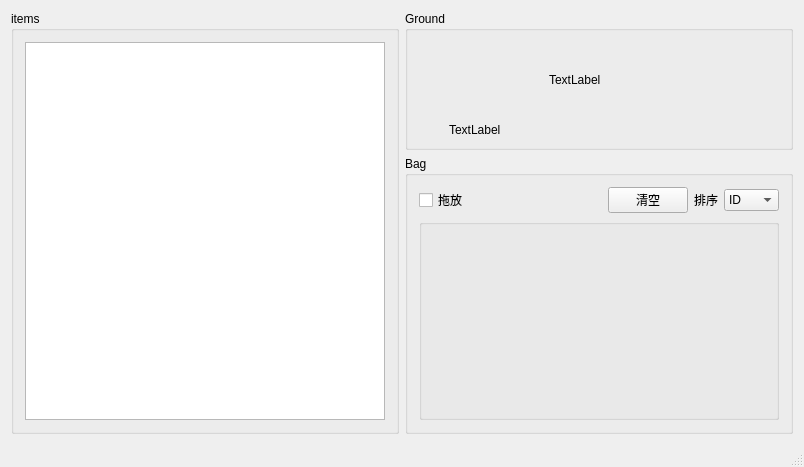
Old version of the form ui/mainwindow.ui in the repository beiklive/Simple-Inventory.
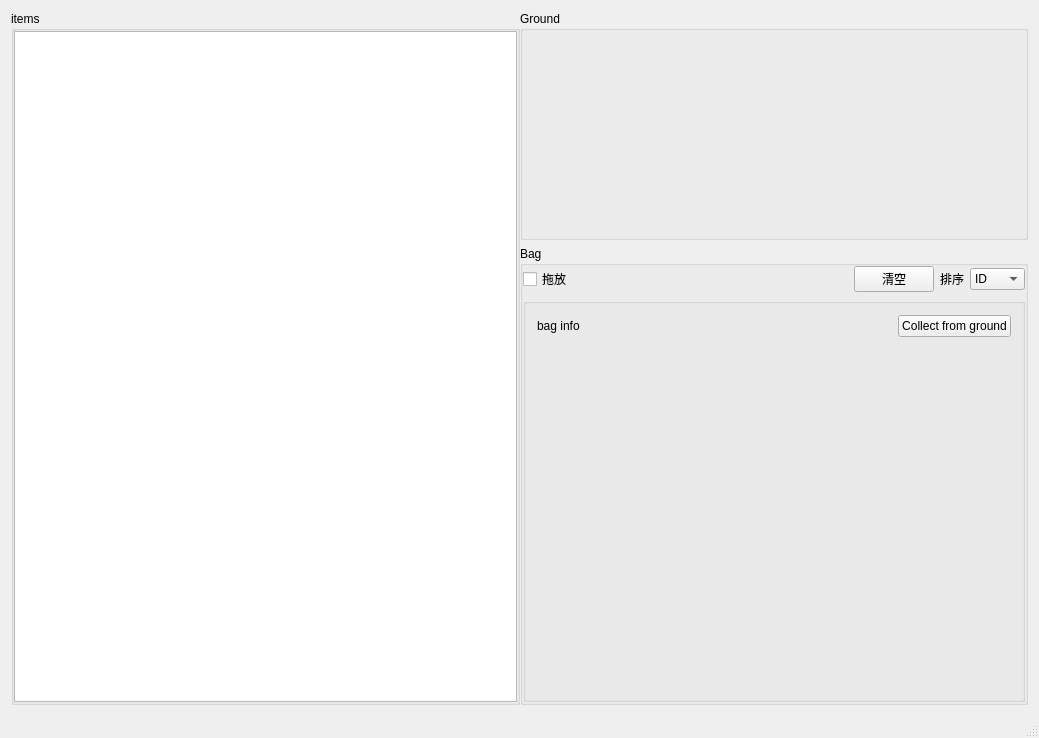
New version of the form. Custom widgets are drawn as their Qt base class.

```diff
--- a/ui/mainwindow.ui
+++ b/ui/mainwindow.ui
@@ -6,8 +6,8 @@
    <rect>
     <x>0</x>
     <y>0</y>
-    <width>804</width>
-    <height>467</height>
+    <width>1039</width>
+    <height>738</height>
    </rect>
   </property>
   <property name="windowTitle">
@@ -17,12 +17,30 @@
    <layout class="QGridLayout" name="gridLayout">
     <item row="0" column="0">
      <layout class="QHBoxLayout" name="horizontalLayout">
+      <property name="spacing">
+       <number>0</number>
+      </property>
       <item>
        <widget class="QGroupBox" name="groupBox">
         <property name="title">
          <string>items</string>
         </property>
         <layout class="QGridLayout" name="gridLayout_2">
+         <property name="leftMargin">
+          <number>0</number>
+         </property>
+         <property name="topMargin">
+          <number>0</number>
+         </property>
+         <property name="rightMargin">
+          <number>0</number>
+         </property>
+         <property name="bottomMargin">
+          <number>0</number>
+         </property>
+         <property name="spacing">
+          <number>0</number>
+         </property>
          <item row="0" column="0">
           <widget class="MyTableWidget" name="tableWidget">
            <property name="editTriggers">
@@ -53,35 +71,23 @@
            <string>Ground</string>
           </property>
           <layout class="QGridLayout" name="gridLayout_4">
+           <property name="leftMargin">
+            <number>0</number>
+           </property>
+           <property name="topMargin">
+            <number>0</number>
+           </property>
+           <property name="rightMargin">
+            <number>0</number>
+           </property>
+           <property name="bottomMargin">
+            <number>0</number>
+           </property>
+           <property name="spacing">
+            <number>0</number>
+           </property>
            <item row="0" column="0">
-            <widget class="QWidget" name="ground" native="true">
-             <widget class="QLabel" name="name_label">
-              <property name="geometry">
-               <rect>
-                <x>130</x>
-                <y>30</y>
-                <width>54</width>
-                <height>16</height>
-               </rect>
-              </property>
-              <property name="text">
-               <string>TextLabel</string>
-              </property>
-             </widget>
-             <widget class="QLabel" name="info_label">
-              <property name="geometry">
-               <rect>
-                <x>30</x>
-                <y>80</y>
-                <width>231</width>
-                <height>16</height>
-               </rect>
-              </property>
-              <property name="text">
-               <string>TextLabel</string>
-              </property>
-             </widget>
-            </widget>
+            <widget class="QWidget" name="ground" native="true"/>
            </item>
           </layout>
          </widget>
@@ -92,6 +98,21 @@
            <string>Bag</string>
           </property>
           <layout class="QGridLayout" name="gridLayout_3">
+           <property name="leftMargin">
+            <number>0</number>
+           </property>
+           <property name="topMargin">
+            <number>0</number>
+           </property>
+           <property name="rightMargin">
+            <number>0</number>
+           </property>
+           <property name="bottomMargin">
+            <number>0</number>
+           </property>
+           <property name="spacing">
+            <number>0</number>
+           </property>
            <item row="0" column="0">
             <layout class="QVBoxLayout" name="verticalLayout" stretch="0,5">
              <item>
@@ -170,6 +191,52 @@
                <property name="title">
                 <string/>
                </property>
+               <layout class="QGridLayout" name="gridLayout_5">
+                <item row="0" column="0">
+                 <layout class="QVBoxLayout" name="verticalLayout_3" stretch="0,5">
+                  <item>
+                   <layout class="QHBoxLayout" name="horizontalLayout_4">
+                    <item>
+                     <widget class="QLabel" name="baginfo">
+                      <property name="minimumSize">
+                       <size>
+                        <width>300</width>
+                        <height>0</height>
+                       </size>
+                      </property>
+                      <property name="text">
+                       <string>bag info</string>
+                      </property>
+                     </widget>
+                    </item>
+                    <item>
+                     <spacer name="horizontalSpacer_2">
+                      <property name="orientation">
+                       <enum>Qt::Horizontal</enum>
+                      </property>
+                      <property name="sizeHint" stdset="0">
+                       <size>
+                        <width>40</width>
+                        <height>20</height>
+                       </size>
+                      </property>
+                     </spacer>
+                    </item>
+                    <item>
+                     <widget class="QPushButton" name="collect_btn">
+                      <property name="text">
+                       <string>Collect from ground</string>
+                      </property>
+                     </widget>
+                    </item>
+                   </layout>
+                  </item>
+                  <item>
+                   <widget class="QWidget" name="widget" native="true"/>
+                  </item>
+                 </layout>
+                </item>
+               </layout>
               </widget>
              </item>
             </layout>
```
